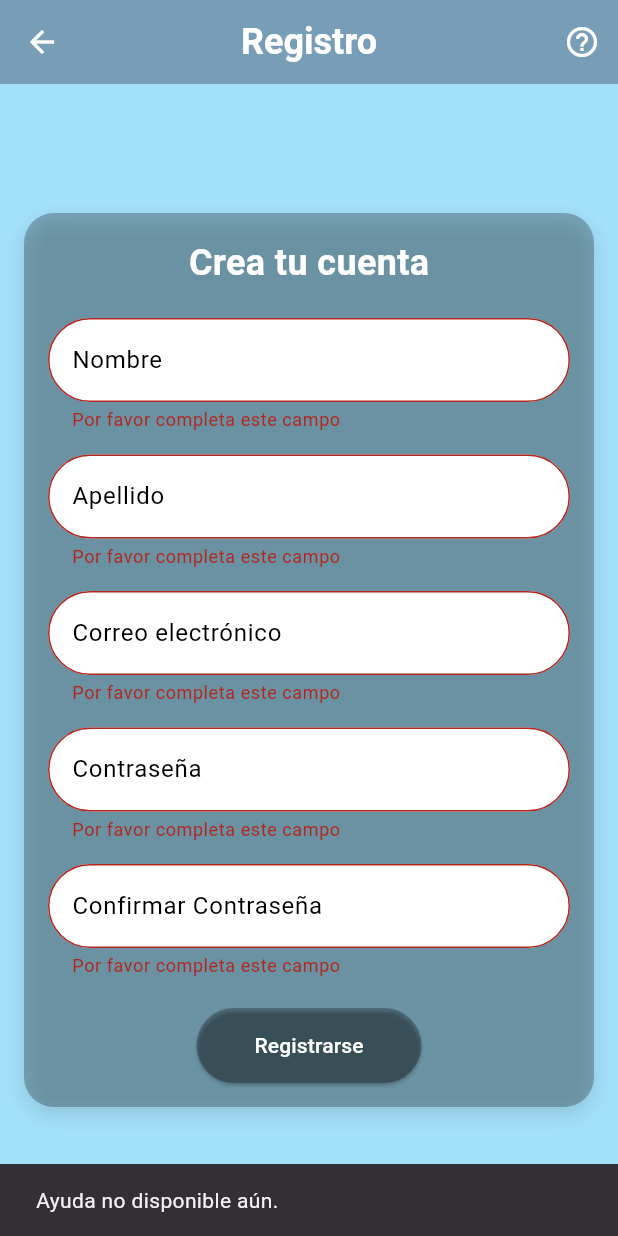
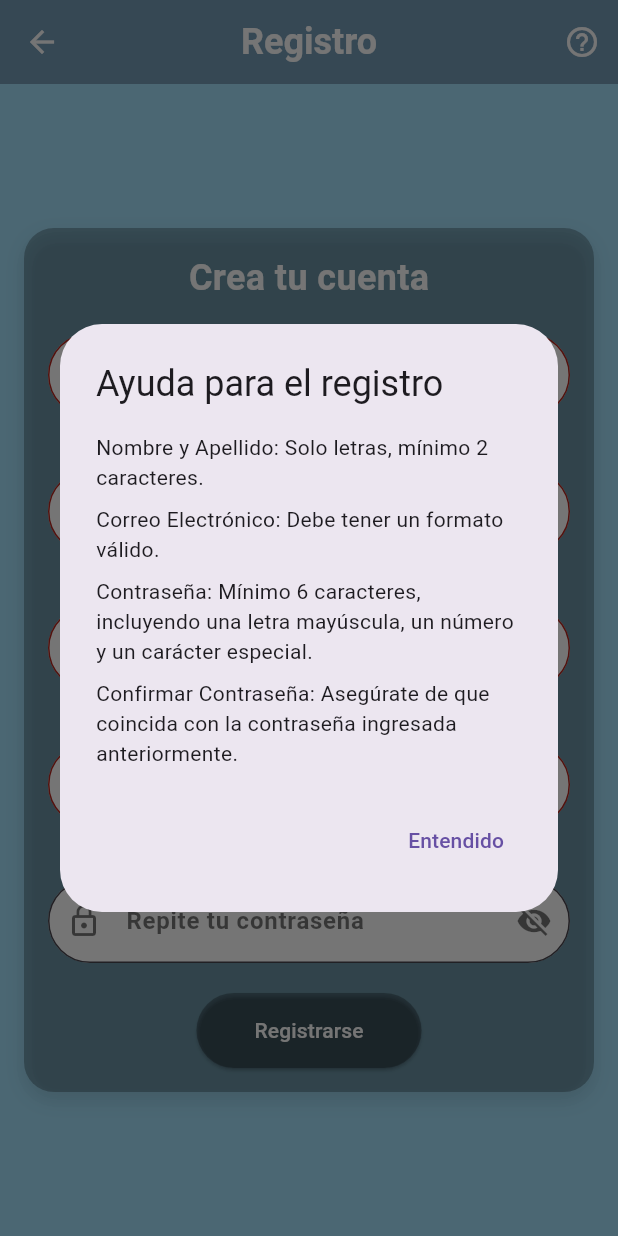
Before and after one commit to Armando-Riv/pruebas, a Flutter app: the RegisterScreen screen opened by its route, after a tap on "Registrarse", after a tap on the "help outline" icon, on a phone screen of 412 x 824 dp. Run offline on Flutter 3.47's test engine with Material 3 defaults, Android fonts, the phone set to English and light mode, and no system bars; our stand-ins replace firebase_auth, firebase_core; accounts and stored records are empty.

Commit message:
Mejoras Registro Usuarios

```diff
--- a/lib/register_screen.dart
+++ b/lib/register_screen.dart
@@ -1,9 +1,18 @@
 import 'package:flutter/material.dart';
+import 'dart:async';
 
-class RegisterScreen extends StatelessWidget {
+class RegisterScreen extends StatefulWidget {
+  @override
+  _RegisterScreenState createState() => _RegisterScreenState();
+}
+
+class _RegisterScreenState extends State<RegisterScreen> {
   final _formKey = GlobalKey<FormState>();
   final TextEditingController _passwordController = TextEditingController();
   final TextEditingController _confirmPasswordController = TextEditingController();
+
+  bool _isPasswordVisible = false;
+  bool _isConfirmPasswordVisible = false;
 
   @override
   Widget build(BuildContext context) {
@@ -29,11 +38,7 @@ class RegisterScreen extends StatelessWidget {
         actions: [
           IconButton(
             icon: const Icon(Icons.help_outline, color: Colors.white),
-            onPressed: () {
-              ScaffoldMessenger.of(context).showSnackBar(
-                const SnackBar(content: Text('Ayuda no disponible aún.')),
-              );
-            },
+            onPressed: _showHelpDialog, // Llamamos a la función para mostrar ayuda
           ),
         ],
       ),
@@ -70,40 +75,112 @@ class RegisterScreen extends StatelessWidget {
                   ),
                   const SizedBox(height: 20),
                   _buildTextField(
-                    labelText: 'Nombre',
                     hintText: 'Ingresa tu nombre',
+                    icon: Icons.person,
+                    validator: (value) {
+                      if (value == null || value.isEmpty) {
+                        return 'Por favor ingresa tu nombre';
+                      }
+                      if (!RegExp(r'^[a-zA-Z]+$').hasMatch(value)) {
+                        return 'El nombre solo debe contener letras';
+                      }
+                      if (value.length < 2) {
+                        return 'El nombre debe tener al menos 2 caracteres';
+                      }
+                      return null;
+                    },
                   ),
                   const SizedBox(height: 15),
                   _buildTextField(
-                    labelText: 'Apellido',
                     hintText: 'Ingresa tu apellido',
+                    icon: Icons.person_outline,
+                    validator: (value) {
+                      if (value == null || value.isEmpty) {
+                        return 'Por favor ingresa tu apellido';
+                      }
+                      if (!RegExp(r'^[a-zA-Z]+$').hasMatch(value)) {
+                        return 'El apellido solo debe contener letras';
+                      }
+                      if (value.length < 2) {
+                        return 'El apellido debe tener al menos 2 caracteres';
+                      }
+                      return null;
+                    },
                   ),
                   const SizedBox(height: 15),
                   _buildTextField(
-                    labelText: 'Correo electrónico',
                     hintText: 'Ingresa tu correo',
+                    icon: Icons.email,
                     keyboardType: TextInputType.emailAddress,
+                    validator: (value) {
+                      if (value == null || value.isEmpty) {
+                        return 'Por favor ingresa tu correo';
+                      }
+                      if (!RegExp(r'^[^@]+@[^@]+\.[^@]+').hasMatch(value)) {
+                        return 'Ingresa un correo válido';
+                      }
+                      return null;
+                    },
                   ),
                   const SizedBox(height: 15),
                   _buildPasswordField(
                     controller: _passwordController,
-                    labelText: 'Contraseña',
                     hintText: 'Crea una contraseña',
+                    icon: Icons.lock,
+                    isPasswordVisible: _isPasswordVisible,
+                    togglePasswordVisibility: () {
+                      setState(() {
+                        _isPasswordVisible = !_isPasswordVisible;
+                      });
+                    },
+                    validator: (value) {
+                      if (value == null || value.isEmpty) {
+                        return 'Por favor ingresa una contraseña';
+                      }
+                      if (value.length < 6) {
+                        return 'La contraseña debe tener al menos 6 caracteres';
+                      }
+                      if (!RegExp(r'(?=.*[A-Z])').hasMatch(value)) {
+                        return 'Debe contener al menos una letra mayúscula';
+                      }
+                      if (!RegExp(r'(?=.*\d)').hasMatch(value)) {
+                        return 'Debe contener al menos un número';
+                      }
+                      if (!RegExp(r'(?=.*[@$!%*?&])').hasMatch(value)) {
+                        return 'Debe contener al menos un carácter especial (@\$!%*?&)';
+                      }
+                      return null;
+                    },
                   ),
                   const SizedBox(height: 15),
                   _buildPasswordField(
                     controller: _confirmPasswordController,
-                    labelText: 'Confirmar Contraseña',
                     hintText: 'Repite tu contraseña',
+                    icon: Icons.lock_outline,
                     confirmPassword: true,
+                    isPasswordVisible: _isConfirmPasswordVisible,
+                    togglePasswordVisibility: () {
+                      setState(() {
+                        _isConfirmPasswordVisible = !_isConfirmPasswordVisible;
+                      });
+                    },
+                    validator: (value) {
+                      if (value != _passwordController.text) {
+                        return 'Las contraseñas no coinciden';
+                      }
+                      return null;
+                    },
                   ),
                   const SizedBox(height: 20),
                   ElevatedButton(
                     onPressed: () {
                       if (_formKey.currentState!.validate()) {
                         ScaffoldMessenger.of(context).showSnackBar(
-                          const SnackBar(content: Text('Registrando...')),
+                          const SnackBar(content: Text('Registrado exitosamente!')),
                         );
+                        Timer(Duration(seconds: 2), () {
+                          Navigator.pushReplacementNamed(context, '/login');
+                        });
                       }
                     },
                     style: ElevatedButton.styleFrom(
@@ -125,75 +202,108 @@ class RegisterScreen extends StatelessWidget {
     );
   }
 
-  // Método para construir un campo de texto personalizado
+  // Función para mostrar el cuadro de diálogo de ayuda
+  void _showHelpDialog() {
+    showDialog(
+      context: context,
+      builder: (BuildContext context) {
+        return AlertDialog(
+          title: const Text('Ayuda para el registro'),
+          content: Column(
+            mainAxisSize: MainAxisSize.min,
+            children: const [
+              Text('Nombre y Apellido: Solo letras, mínimo 2 caracteres.'),
+              SizedBox(height: 8),
+              Text('Correo Electrónico: Debe tener un formato válido.'),
+              SizedBox(height: 8),
+              Text(
+                  'Contraseña: Mínimo 6 caracteres, incluyendo una letra mayúscula, un número y un carácter especial.'),
+              SizedBox(height: 8),
+              Text(
+                  'Confirmar Contraseña: Asegúrate de que coincida con la contraseña ingresada anteriormente.'),
+            ],
+          ),
+          actions: [
+            TextButton(
+              child: const Text('Entendido'),
+              onPressed: () {
+                Navigator.of(context).pop();
+              },
+            ),
+          ],
+        );
+      },
+    );
+  }
+
   Widget _buildTextField({
-    required String labelText,
     required String hintText,
+    required IconData icon,
     TextInputType keyboardType = TextInputType.text,
+    String? Function(String?)? validator,
   }) {
     return TextFormField(
       decoration: InputDecoration(
-        labelText: labelText,
-        labelStyle: const TextStyle(color: Colors.black), // Color negro para el label
         hintText: hintText,
-        hintStyle: const TextStyle(color: Colors.black54), // Color negro tenue para el hint
+        hintStyle: const TextStyle(
+          color: Colors.black54,
+          fontWeight: FontWeight.bold,
+          fontSize: 16,
+        ),
         filled: true,
         fillColor: Colors.white,
+        prefixIcon: Icon(icon, color: Colors.black54), // Agregamos el ícono aquí
         border: OutlineInputBorder(
           borderRadius: BorderRadius.circular(30.0),
         ),
         focusedBorder: OutlineInputBorder(
           borderRadius: BorderRadius.circular(30.0),
-          borderSide: const BorderSide(color: Colors.blue), // Cambia el color aquí
+          borderSide: const BorderSide(color: Colors.blue),
         ),
       ),
       keyboardType: keyboardType,
-      validator: (value) {
-        if (value == null || value.isEmpty) {
-          return 'Por favor completa este campo';
-        }
-        return null;
-      },
+      validator: validator,
     );
   }
 
-  // Método para construir un campo de contraseña
   Widget _buildPasswordField({
     required TextEditingController controller,
-    required String labelText,
     required String hintText,
+    required IconData icon,
     bool confirmPassword = false,
+    required bool isPasswordVisible,
+    required VoidCallback togglePasswordVisibility,
+    String? Function(String?)? validator,
   }) {
     return TextFormField(
       controller: controller,
       decoration: InputDecoration(
-        labelText: labelText,
-        labelStyle: const TextStyle(color: Colors.black), // Color negro para el label
         hintText: hintText,
-        hintStyle: const TextStyle(color: Colors.black54), // Color negro tenue para el hint
+        hintStyle: const TextStyle(
+          color: Colors.black54,
+          fontWeight: FontWeight.bold,
+          fontSize: 16,
+        ),
         filled: true,
         fillColor: Colors.white,
+        prefixIcon: Icon(icon, color: Colors.black54), // Agregamos el ícono aquí
         border: OutlineInputBorder(
           borderRadius: BorderRadius.circular(30.0),
         ),
         focusedBorder: OutlineInputBorder(
           borderRadius: BorderRadius.circular(30.0),
-          borderSide: const BorderSide(color: Colors.blue), // Cambia el color aquí
+          borderSide: const BorderSide(color: Colors.blue),
+        ),
+        suffixIcon: IconButton(
+          icon: Icon(
+            isPasswordVisible ? Icons.visibility : Icons.visibility_off,
+            color: Colors.black54,
+          ),
+          onPressed: togglePasswordVisibility,
         ),
       ),
-      obscureText: true,
-      validator: (value) {
-        if (value == null || value.isEmpty) {
-          return 'Por favor completa este campo';
-        }
-        if (confirmPassword && value != _passwordController.text) {
-          return 'Las contraseñas no coinciden';
-        }
-        if (!confirmPassword && value.length < 6) {
-          return 'La contraseña debe tener al menos 6 caracteres';
-        }
-        return null;
-      },
+      obscureText: !isPasswordVisible,
+      validator: validator,
     );
   }
 }
```
